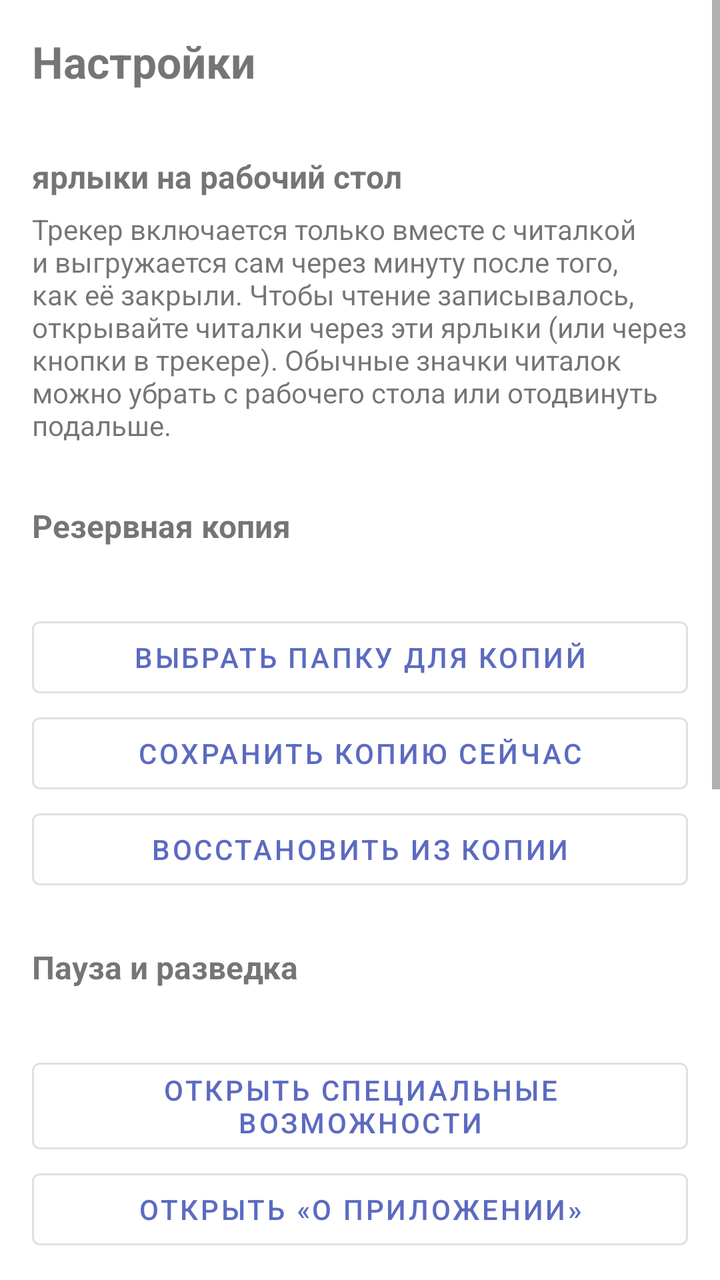
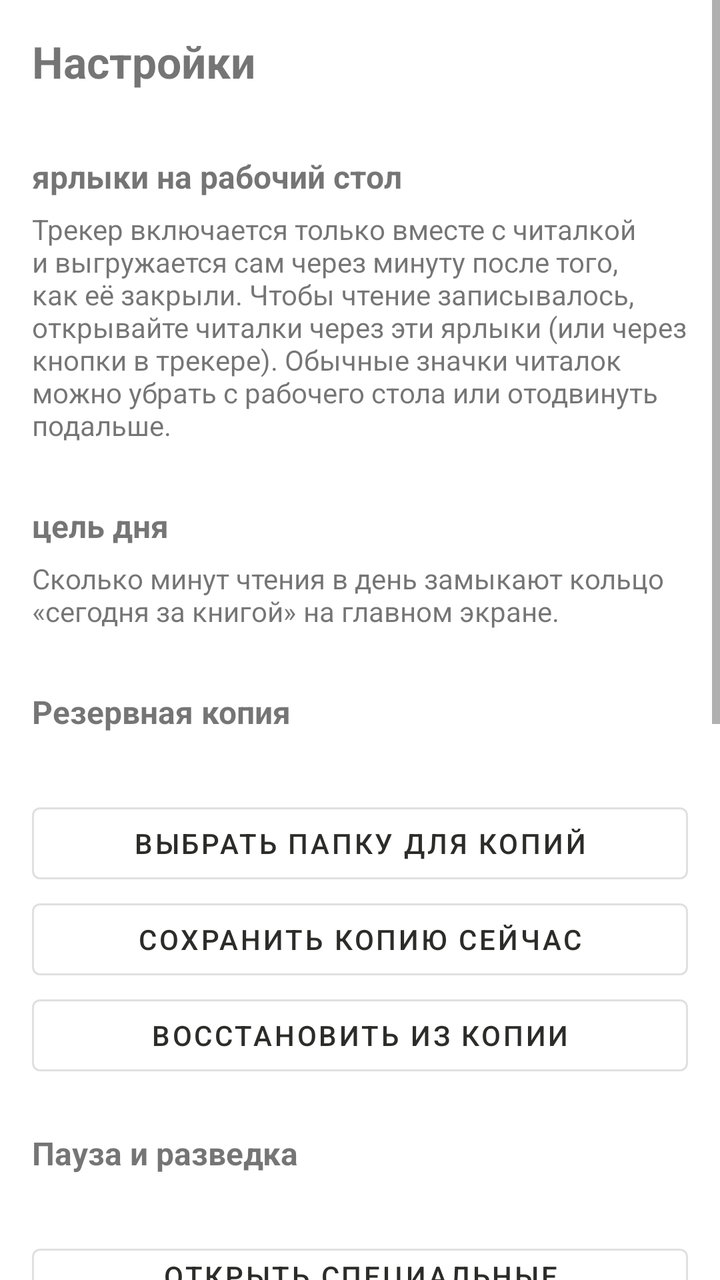

The first picture is an Android layout as it rendered before a commit; the second is the same layout after the commit. The layout source and the unified diff follow.
<!-- AndroidManifest.xml: application theme Theme.ReadingTracker -->
<!-- res/layout/fragment_settings.xml -->
<?xml version="1.0" encoding="utf-8"?>
<ScrollView
    xmlns:android="http://schemas.android.com/apk/res/android"
    android:layout_width="match_parent"
    android:layout_height="match_parent">

    <LinearLayout
        android:layout_width="match_parent"
        android:layout_height="wrap_content"
        android:orientation="vertical"
        android:padding="16dp">

        <TextView
            android:layout_width="wrap_content"
            android:layout_height="wrap_content"
            android:text="Настройки"
            android:textSize="22sp"
            android:textStyle="bold"
            android:layout_marginBottom="8dp" />

        
        <TextView style="@style/SettingsSection" android:text="ярлыки на рабочий стол" />
        <TextView
            android:layout_width="match_parent"
            android:layout_height="wrap_content"
            android:textSize="14sp"
            android:layout_marginBottom="6dp"
            android:text="Трекер включается только вместе с читалкой и выгружается сам через минуту после того, как её закрыли. Чтобы чтение записывалось, открывайте читалки через эти ярлыки (или через кнопки в трекере). Обычные значки читалок можно убрать с рабочего стола или отодвинуть подальше." />
        <LinearLayout
            android:id="@+id/shortcutButtons"
            android:layout_width="match_parent"
            android:layout_height="wrap_content"
            android:orientation="vertical" />

        
        <TextView style="@style/SettingsSection" android:text="Резервная копия" />
        <TextView
            android:id="@+id/tvBackupStatus"
            android:layout_width="match_parent"
            android:layout_height="wrap_content"
            android:textSize="14sp"
            android:layout_marginBottom="6dp" />
        <Button
            android:id="@+id/btnBackupFolder"
            android:layout_width="match_parent"
            android:layout_height="wrap_content"
            android:text="Выбрать папку для копий"
            style="@style/Widget.MaterialComponents.Button.OutlinedButton" />
        <Button
            android:id="@+id/btnBackupNow"
            android:layout_width="match_parent"
            android:layout_height="wrap_content"
            android:text="Сохранить копию сейчас"
            style="@style/Widget.MaterialComponents.Button.OutlinedButton" />
        <Button
            android:id="@+id/btnRestore"
            android:layout_width="match_parent"
            android:layout_height="wrap_content"
            android:text="Восстановить из копии"
            style="@style/Widget.MaterialComponents.Button.OutlinedButton" />

        
        <TextView style="@style/SettingsSection" android:text="Пауза и разведка" />
        <TextView
            android:id="@+id/tvA11yStatus"
            android:layout_width="match_parent"
            android:layout_height="wrap_content"
            android:textSize="14sp"
            android:layout_marginBottom="6dp" />
        <Button
            android:id="@+id/btnA11y"
            android:layout_width="match_parent"
            android:layout_height="wrap_content"
            android:text="Открыть специальные возможности"
            style="@style/Widget.MaterialComponents.Button.OutlinedButton" />
        <Button
            android:id="@+id/btnAppInfo"
            android:layout_width="match_parent"
            android:layout_height="wrap_content"
            android:text="Открыть «О приложении»"
            style="@style/Widget.MaterialComponents.Button.OutlinedButton" />
        <TextView
            android:id="@+id/tvScout"
            android:layout_width="match_parent"
            android:layout_height="wrap_content"
            android:textSize="13sp"
            android:textColor="?android:attr/textColorSecondary"
            android:layout_marginTop="8dp" />
        <Button
            android:id="@+id/btnShareScout"
            android:layout_width="match_parent"
            android:layout_height="wrap_content"
            android:text="Отправить журнал разведки"
            style="@style/Widget.MaterialComponents.Button.OutlinedButton" />
        <Button
            android:id="@+id/btnClearScout"
            android:layout_width="match_parent"
            android:layout_height="wrap_content"
            android:text="Очистить журнал"
            style="@style/Widget.MaterialComponents.Button.TextButton" />

        
        <TextView style="@style/SettingsSection" android:text="Иконка приложения" />
        <LinearLayout
            android:id="@+id/iconRow"
            android:layout_width="match_parent"
            android:layout_height="wrap_content"
            android:orientation="horizontal" />

        
        <TextView style="@style/SettingsSection" android:text="Проверка" />
        <TextView
            android:id="@+id/tvReport"
            android:layout_width="match_parent"
            android:layout_height="wrap_content"
            android:textSize="12sp"
            android:textIsSelectable="true"
            android:fontFamily="monospace"
            android:layout_marginBottom="8dp" />
        <Button
            android:id="@+id/btnTestBubble"
            android:layout_width="match_parent"
            android:layout_height="wrap_content"
            android:text="Показать пузырёк для проверки"
            style="@style/Widget.MaterialComponents.Button.OutlinedButton" />
        <Button
            android:id="@+id/btnCopy"
            android:layout_width="match_parent"
            android:layout_height="wrap_content"
            android:text="Скопировать отчёт"
            style="@style/Widget.MaterialComponents.Button.OutlinedButton" />
        <Button
            android:id="@+id/btnClearError"
            android:layout_width="match_parent"
            android:layout_height="wrap_content"
            android:text="Стереть ошибку"
            style="@style/Widget.MaterialComponents.Button.TextButton" />
    </LinearLayout>
</ScrollView>
<!-- resources referenced by this layout -->
<resources>
  <style name="SettingsSection">
          <item name="android:layout_width">wrap_content</item>
          <item name="android:layout_height">wrap_content</item>
          <item name="android:textSize">16sp</item>
          <item name="android:textStyle">bold</item>
          <item name="android:paddingTop">24dp</item>
          <item name="android:paddingBottom">6dp</item>
      </style>
  <style name="Theme.ReadingTracker" parent="Theme.MaterialComponents.DayNight.DarkActionBar">
          <item name="colorPrimary">#5C6BC0</item>
          <item name="colorPrimaryVariant">#3949AB</item>
          <item name="colorOnPrimary">@android:color/white</item>
          <item name="colorSecondary">#26A69A</item>
          <item name="colorOnSecondary">@android:color/white</item>
          <item name="android:statusBarColor">?attr/colorPrimaryVariant</item>
          <item name="windowActionBar">false</item>
          <item name="windowNoTitle">true</item>
      </style>
</resources>

<!-- the commit's change to res/layout/fragment_settings.xml (unified diff, before → after) -->
@@ -31,6 +31,22 @@
             android:layout_width="match_parent"
             android:layout_height="wrap_content"
             android:orientation="vertical" />
+
+        
+        <TextView style="@style/SettingsSection" android:text="цель дня" />
+        <TextView
+            android:layout_width="match_parent"
+            android:layout_height="wrap_content"
+            android:textSize="14sp"
+            android:layout_marginBottom="6dp"
+            android:text="Сколько минут чтения в день замыкают кольцо «сегодня за книгой» на главном экране." />
+        <com.google.android.material.chip.ChipGroup
+            xmlns:app="http://schemas.android.com/apk/res-auto"
+            android:id="@+id/goalChips"
+            android:layout_width="match_parent"
+            android:layout_height="wrap_content"
+            app:singleSelection="true"
+            app:selectionRequired="true" />
 
         
         <TextView style="@style/SettingsSection" android:text="Резервная копия" />
<!-- resource entries referenced after the edit -->
@@ -8,15 +8,18 @@
           <item name="android:paddingTop">24dp</item>
           <item name="android:paddingBottom">6dp</item>
       </style>
-  <style name="Theme.ReadingTracker" parent="Theme.MaterialComponents.DayNight.DarkActionBar">
-          <item name="colorPrimary">#5C6BC0</item>
-          <item name="colorPrimaryVariant">#3949AB</item>
-          <item name="colorOnPrimary">@android:color/white</item>
-          <item name="colorSecondary">#26A69A</item>
-          <item name="colorOnSecondary">@android:color/white</item>
-          <item name="android:statusBarColor">?attr/colorPrimaryVariant</item>
-          <item name="windowActionBar">false</item>
-          <item name="windowNoTitle">true</item>
+  <style name="Theme.ReadingTracker" parent="Theme.MaterialComponents.DayNight.NoActionBar">
+          <item name="colorPrimary">@color/rt_ink</item>
+          <item name="colorPrimaryVariant">@color/rt_ink</item>
+          <item name="colorOnPrimary">@color/rt_bg</item>
+          <item name="colorSecondary">@color/rt_ink</item>
+          <item name="colorOnSecondary">@color/rt_bg</item>
+          <item name="android:windowBackground">@color/rt_bg</item>
+          <item name="android:statusBarColor">@color/rt_bg</item>
+          <item name="android:navigationBarColor">@color/rt_bg</item>
+          <item name="android:windowLightStatusBar">@bool/rt_light_bars</item>
       </style>
+  <color name="rt_ink">#2C2C2A</color>
+  <color name="rt_bg">#FFFFFF</color>
 </resources>
 
